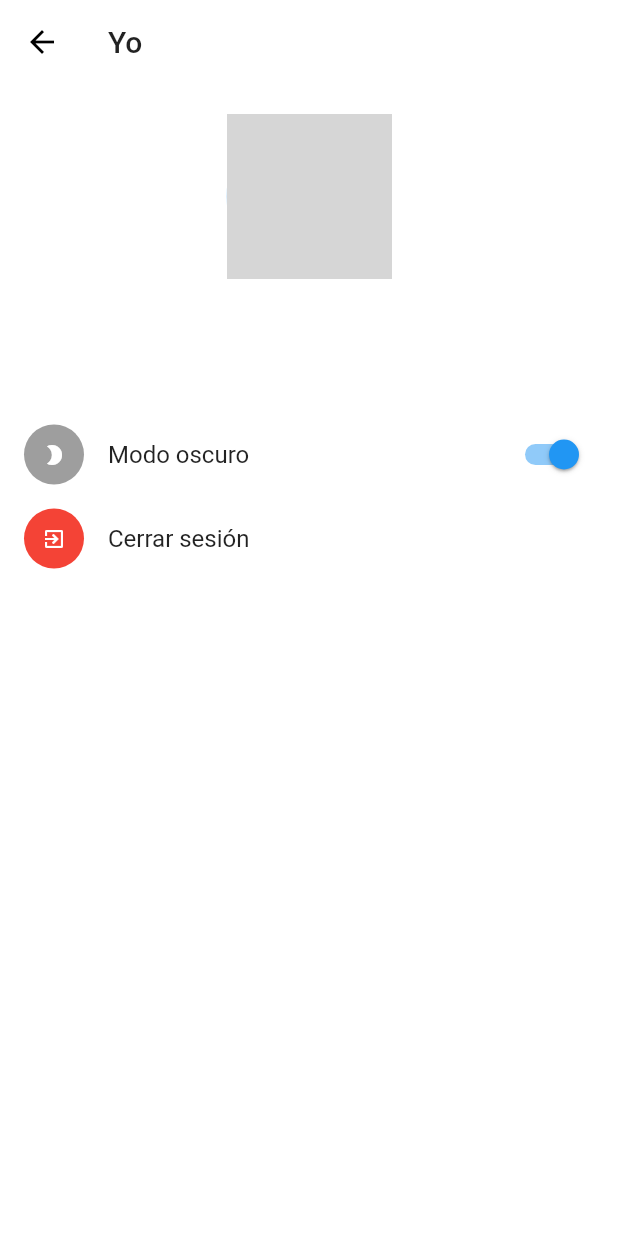
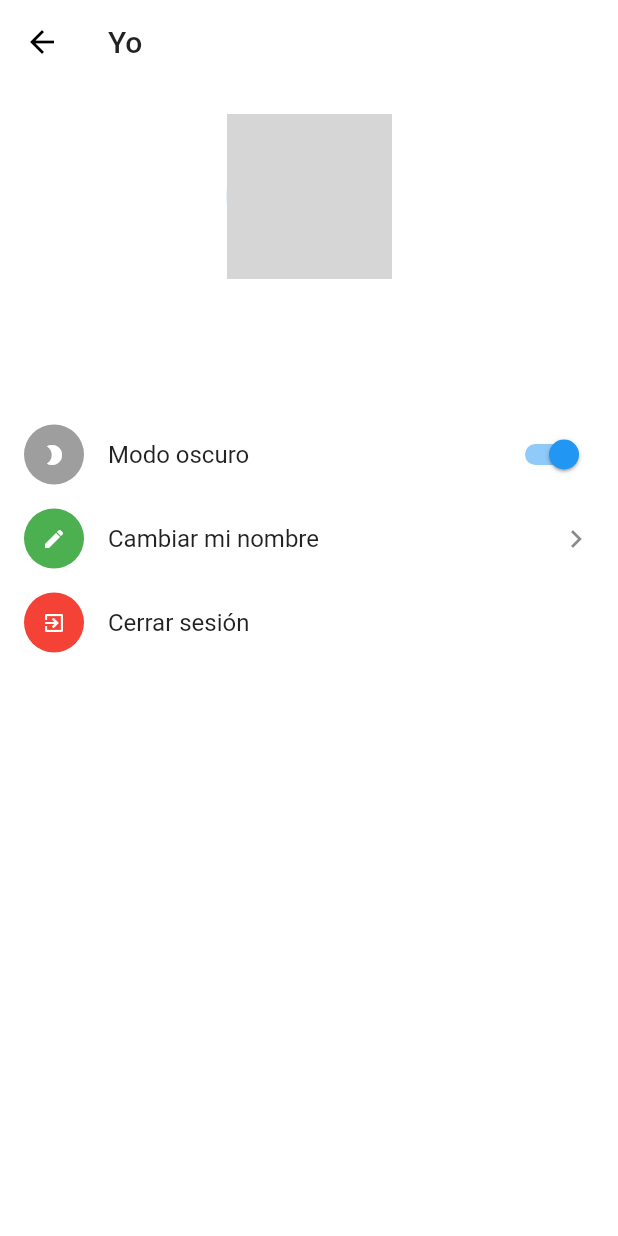
Before and after one commit to CabelloIsaac/flutter-firebase-chat, a Flutter app: the MyProfileScreen screen opened by its route, on a phone screen of 412 x 824 dp. Run offline on Flutter 3.47's test engine with Material 2 defaults, Android fonts, the phone set to English and light mode, and no system bars; our stand-ins replace cloud_firestore, email_validator, firebase_auth, firebase_core, firebase_storage, image_picker; accounts and stored records are empty; network calls fail; grey boxes are pictures that could not be loaded.

Commit message:
Created change user name screen

```diff
--- a/lib/routes.dart
+++ b/lib/routes.dart
@@ -2,6 +2,7 @@ import 'package:flutter/material.dart';
 
 import 'ui/screens/auth/login/login_screen.dart';
 import 'ui/screens/auth/select_avatar/select_avatar_screen.dart';
+import 'ui/screens/change_user_name/change_user_name_screen.dart';
 import 'ui/screens/me/my_profile.dart';
 
 class Routes {
@@ -9,5 +10,7 @@ class Routes {
     LoginScreen.route: (BuildContext context) => LoginScreen(),
     SelectAvatarScreen.route: (BuildContext context) => SelectAvatarScreen(),
     MyProfileScreen.route: (BuildContext context) => MyProfileScreen(),
+    ChangeUserNameScreen.route: (BuildContext context) =>
+        ChangeUserNameScreen(),
   };
 }
--- /dev/null
+++ b/lib/ui/screens/change_user_name/change_user_name_screen.dart
@@ -0,0 +1,17 @@
+import 'package:flutter/material.dart';
+
+class ChangeUserNameScreen extends StatefulWidget {
+  static final String route = "/ChangeUserNameScreen";
+  @override
+  _ChangeUserNameScreenState createState() => _ChangeUserNameScreenState();
+}
+
+class _ChangeUserNameScreenState extends State<ChangeUserNameScreen> {
+  @override
+  Widget build(BuildContext context) {
+    return Scaffold(
+      appBar: AppBar(title: Text("Cambiar ni nombre")),
+      body: Column(),
+    );
+  }
+}
--- a/lib/ui/screens/me/my_profile.dart
+++ b/lib/ui/screens/me/my_profile.dart
@@ -1,5 +1,6 @@
 import 'package:flutter/material.dart';
 
+import 'widgets/change_user_name.dart';
 import 'widgets/dark_mode.dart';
 import 'widgets/profile_picture.dart';
 import 'widgets/sign_out.dart';
@@ -25,6 +26,7 @@ class _MyProfileScreenState extends State<MyProfileScreen> {
               UserName(),
               SizedBox(height: 40),
               DarkMode(),
+              ChangeUserName(),
               SignOut(),
             ],
           ),
--- /dev/null
+++ b/lib/ui/screens/me/widgets/change_user_name.dart
@@ -0,0 +1,25 @@
+import 'package:flutter/material.dart';
+import 'package:flutter_firebase_chat/ui/screens/change_user_name/change_user_name_screen.dart';
+
+import 'list_title_secondary.dart';
+
+class ChangeUserName extends StatelessWidget {
+  const ChangeUserName({
+    Key key,
+  }) : super(key: key);
+
+  @override
+  Widget build(BuildContext context) {
+    return ListTile(
+      title: Text("Cambiar mi nombre"),
+      leading: ListTileSecondary(
+        icon: Icons.edit,
+        backgroundColor: Colors.green,
+      ),
+      onTap: () {
+        Navigator.pushNamed(context, ChangeUserNameScreen.route);
+      },
+      trailing: Icon(Icons.chevron_right),
+    );
+  }
+}
--- a/lib/ui/screens/me/widgets/profile_picture.dart
+++ b/lib/ui/screens/me/widgets/profile_picture.dart
@@ -11,8 +11,6 @@ class ProfilePicture extends StatefulWidget {
 }
 
 class _ProfilePictureState extends State<ProfilePicture> {
-  File _avatar;
-  final picker = ImagePicker();
   AuthProvider _authProvider;
   @override
   Widget build(BuildContext context) {
@@ -35,7 +33,31 @@ class _ProfilePictureState extends State<ProfilePicture> {
                     : Container(),
             backgroundImage: avatar == null ? null : NetworkImage(avatar),
           ),
-          Positioned(
+          GalleryPictureSelector(),
+        ],
+      ),
+    );
+  }
+}
+
+class GalleryPictureSelector extends StatefulWidget {
+  const GalleryPictureSelector({
+    Key key,
+  }) : super(key: key);
+
+  @override
+  _GalleryPictureSelectorState createState() => _GalleryPictureSelectorState();
+}
+
+class _GalleryPictureSelectorState extends State<GalleryPictureSelector> {
+  final picker = ImagePicker();
+
+  AuthProvider _authProvider;
+
+  @override
+  Widget build(BuildContext context) {
+    _authProvider = Provider.of<AuthProvider>(context);
+    return Positioned(
       bottom: 0,
       right: 0,
       child: GestureDetector(
@@ -59,9 +81,6 @@ class _ProfilePictureState extends State<ProfilePicture> {
           ),
         ),
       ),
-          ),
-        ],
-      ),
     );
   }
 
```
Lines whose indentation alone changed are shown as unchanged.
